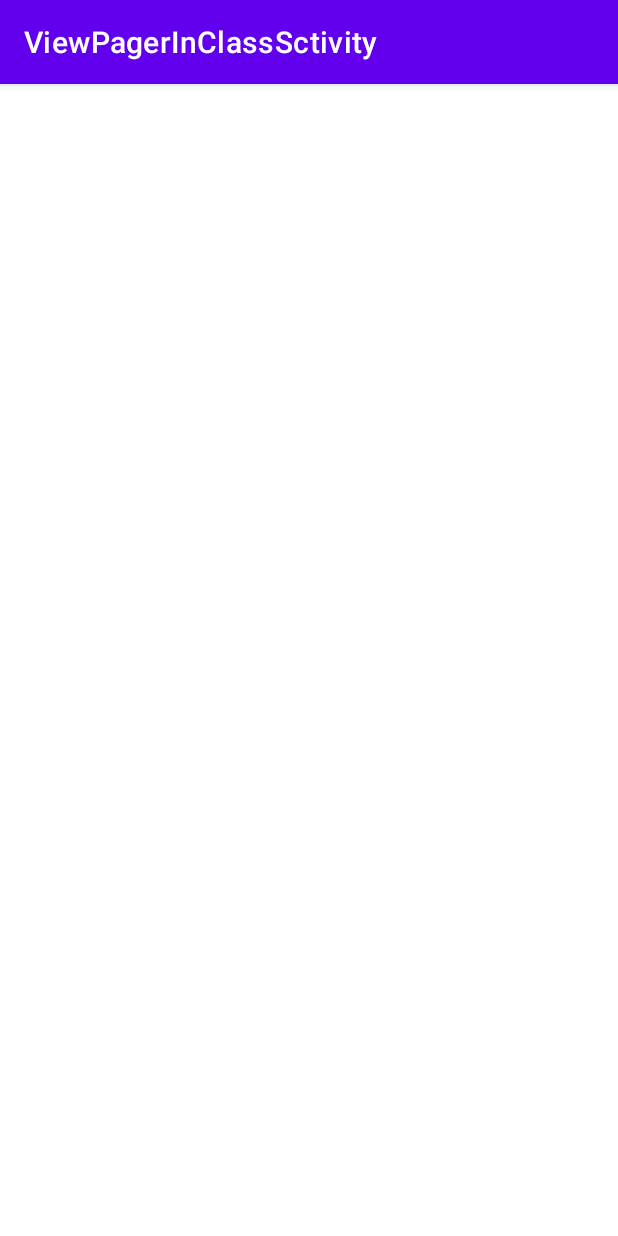
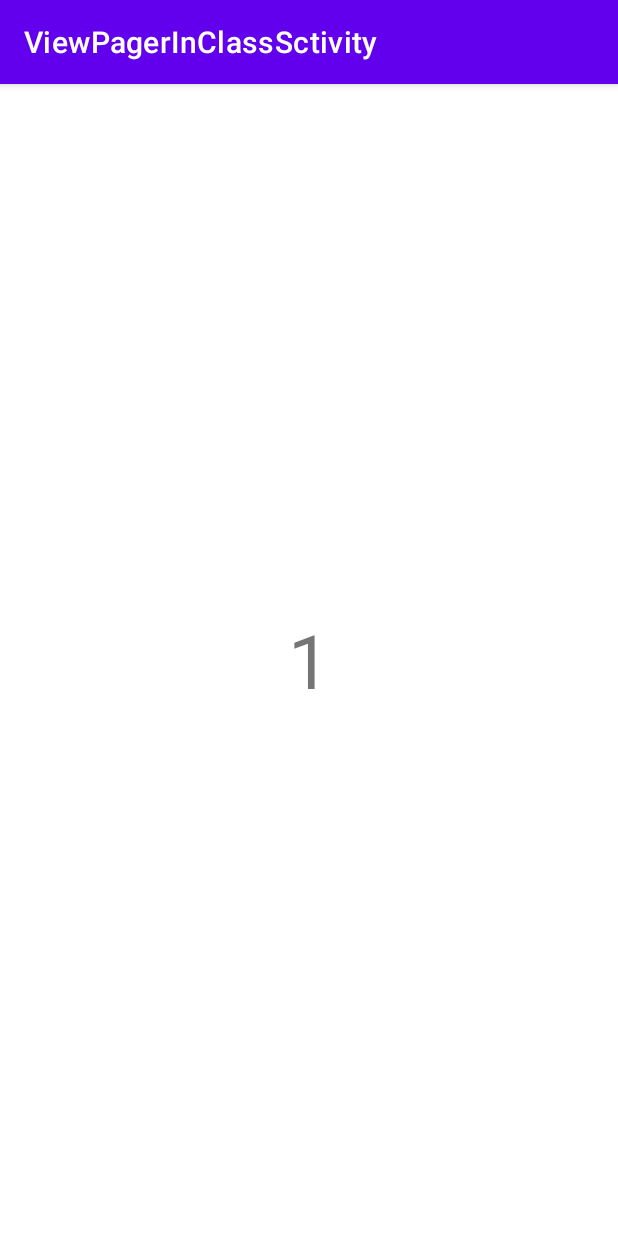
Before and after one commit to tun50126/ViewPagerInClassActivity, an Android app: the screen it shows after launch (MainActivity), on a phone screen of 412 x 824 dp. Run offline under Robolectric (Android 15) with nearby library versions, the phone set to English and light mode, and no system bars.

```diff
--- a/app/build.gradle
+++ b/app/build.gradle
@@ -5,12 +5,12 @@ plugins {
 
 android {
     namespace 'edu.temple.viewpagerinclasssctivity'
-    compileSdk 32
+    compileSdk 33
 
     defaultConfig {
         applicationId "edu.temple.viewpagerinclasssctivity"
         minSdk 30
-        targetSdk 32
+        targetSdk 33
         versionCode 1
         versionName "1.0"
 
--- a/app/src/main/java/edu/temple/viewpagerinclasssctivity/MainActivity.kt
+++ b/app/src/main/java/edu/temple/viewpagerinclasssctivity/MainActivity.kt
@@ -2,10 +2,22 @@ package edu.temple.viewpagerinclasssctivity
 
 import androidx.appcompat.app.AppCompatActivity
 import android.os.Bundle
+import androidx.viewpager2.adapter.FragmentStateAdapter
+import androidx.viewpager2.widget.ViewPager2
 
 class MainActivity : AppCompatActivity() {
+
+    val viewPager : ViewPager2 by lazy {
+        findViewById(R.id.viewPager)
+    }
     override fun onCreate(savedInstanceState: Bundle?) {
         super.onCreate(savedInstanceState)
         setContentView(R.layout.activity_main)
+
+        viewPager.adapter = object: FragmentStateAdapter(this) {
+            override fun getItemCount() = 10
+
+            override fun createFragment(position: Int) = TextFragment.newInstance((position + 1).toString())
+        }
     }
 }
--- a/app/src/main/java/edu/temple/viewpagerinclasssctivity/TextFragment.kt
+++ b/app/src/main/java/edu/temple/viewpagerinclasssctivity/TextFragment.kt
@@ -5,6 +5,7 @@ import androidx.fragment.app.Fragment
 import android.view.LayoutInflater
 import android.view.View
 import android.view.ViewGroup
+import android.widget.TextView
 
 // TODO: Rename parameter arguments, choose names that match
 // the fragment initialization parameters, e.g. ARG_ITEM_NUMBER
@@ -19,6 +20,10 @@ class TextFragment : Fragment() {
     // TODO: Rename and change types of parameters
     private var param1: String? = null
 
+    val textView : TextView by lazy {
+        requireView().findViewById(R.id.textView)
+    }
+
     override fun onCreate(savedInstanceState: Bundle?) {
         super.onCreate(savedInstanceState)
         arguments?.let {
@@ -32,6 +37,13 @@ class TextFragment : Fragment() {
     ): View? {
         // Inflate the layout for this fragment
         return inflater.inflate(R.layout.fragment_text, container, false)
+    }
+
+    override fun onViewCreated(view: View, savedInstanceState: Bundle?) {
+        super.onViewCreated(view, savedInstanceState)
+        param1?.run {
+            textView.text = this
+        }
     }
 
     companion object {
--- a/app/src/main/res/layout/activity_main.xml
+++ b/app/src/main/res/layout/activity_main.xml
@@ -4,4 +4,14 @@
     xmlns:tools="http://schemas.android.com/tools"
     android:layout_width="match_parent"
     android:layout_height="match_parent"
-    tools:context=".MainActivity"/>
+    tools:context=".MainActivity">
+
+    <androidx.viewpager2.widget.ViewPager2
+        android:id="@+id/viewPager"
+        android:layout_width="409dp"
+        android:layout_height="729dp"
+        app:layout_constraintBottom_toBottomOf="parent"
+        app:layout_constraintEnd_toEndOf="parent"
+        app:layout_constraintStart_toStartOf="parent"
+        app:layout_constraintTop_toTopOf="parent" />
+</androidx.constraintlayout.widget.ConstraintLayout>
```
